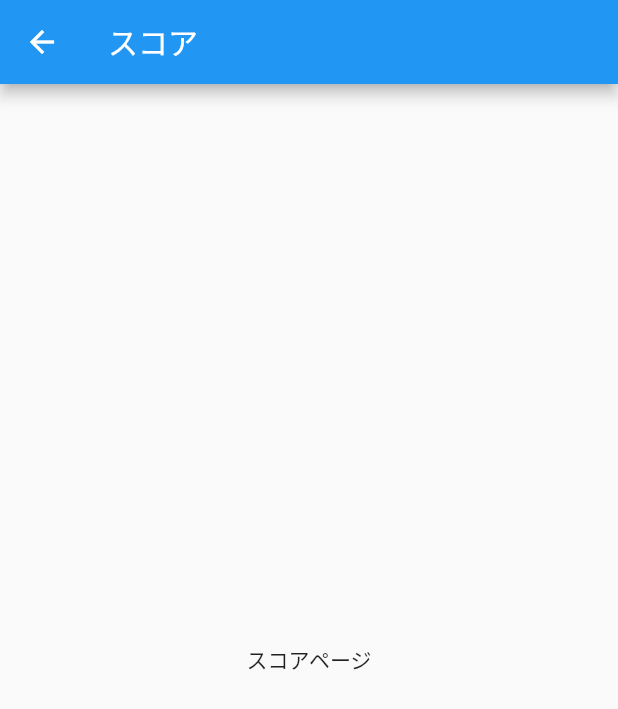
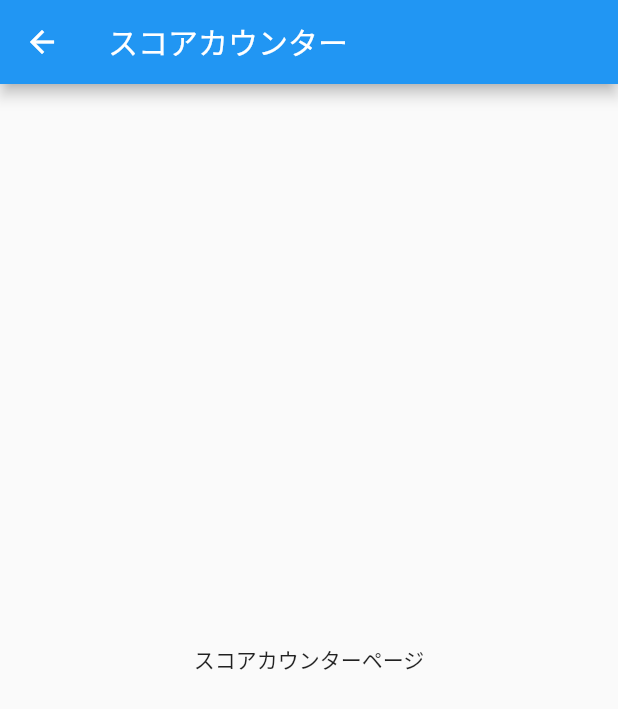
Before and after one commit to telechan/timer_app, a Flutter app: the ScoreRoute screen opened directly, on a phone screen of 412 x 824 dp. Shown: the top 709 px of the screen. Run offline on Flutter 3.47's test engine with Material 2 defaults, Android fonts, the phone set to English and light mode, and no system bars.

Commit message:
プチ修正

```diff
--- a/lib/routes/score_route.dart
+++ b/lib/routes/score_route.dart
@@ -5,10 +5,10 @@ class ScoreRoute extends StatelessWidget {
   Widget build(BuildContext context) {
     return Scaffold(
       appBar: AppBar(
-        title: Text("スコア"),
+        title: Text("スコアカウンター"),
       ),
       body: Center(
-        child: Text("スコアページ"),
+        child: Text("スコアカウンターページ"),
       ),
     );
   }
```
